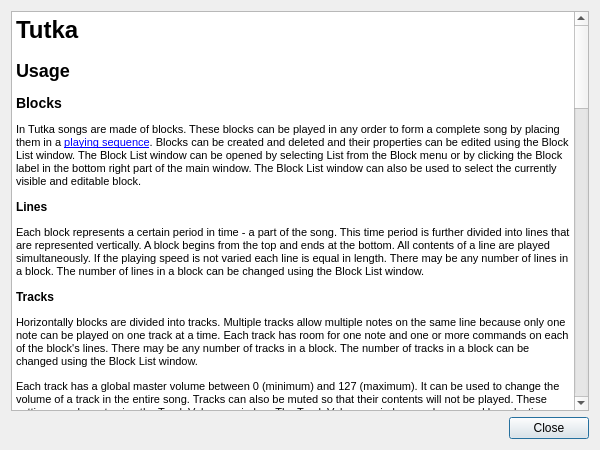
Above: src/helpdialog.ui from gitGNU/gnu_tutka before the change. Below: the same form after it.
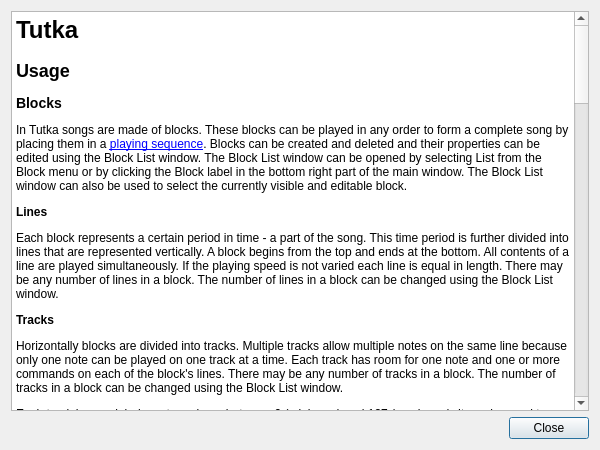
That is the form after the change.

Commit message: New: Set track volume command

```diff
--- a/src/helpdialog.ui
+++ b/src/helpdialog.ui
@@ -20,7 +20,7 @@
       <string>&lt;!DOCTYPE HTML PUBLIC &quot;-//W3C//DTD HTML 4.0//EN&quot; &quot;http://www.w3.org/TR/REC-html40/strict.dtd&quot;&gt;
 &lt;html&gt;&lt;head&gt;&lt;meta name=&quot;qrichtext&quot; content=&quot;1&quot; /&gt;&lt;title&gt;Tutka&lt;/title&gt;&lt;style type=&quot;text/css&quot;&gt;
 p, li { white-space: pre-wrap; }
-&lt;/style&gt;&lt;/head&gt;&lt;body style=&quot; font-family:'Tahoma'; font-size:8pt; font-weight:400; font-style:normal;&quot;&gt;
+&lt;/style&gt;&lt;/head&gt;&lt;body style=&quot; font-family:'DejaVu Sans'; font-size:9pt; font-weight:400; font-style:normal;&quot;&gt;
 &lt;p style=&quot; margin-top:18px; margin-bottom:12px; margin-left:0px; margin-right:0px; -qt-block-indent:0; text-indent:0px;&quot;&gt;&lt;span style=&quot; font-size:xx-large; font-weight:600;&quot;&gt;Tutka&lt;/span&gt; &lt;/p&gt;
 &lt;p style=&quot; margin-top:16px; margin-bottom:12px; margin-left:0px; margin-right:0px; -qt-block-indent:0; text-indent:0px;&quot;&gt;&lt;span style=&quot; font-size:x-large; font-weight:600;&quot;&gt;Usage&lt;/span&gt; &lt;/p&gt;
 &lt;p style=&quot; margin-top:14px; margin-bottom:12px; margin-left:0px; margin-right:0px; -qt-block-indent:0; text-indent:0px;&quot;&gt;&lt;a name=&quot;blocks&quot;&gt;&lt;/a&gt;&lt;span style=&quot; font-size:large; font-weight:600;&quot;&gt;B&lt;/span&gt;&lt;span style=&quot; font-size:large; font-weight:600;&quot;&gt;locks&lt;/span&gt; &lt;/p&gt;
@@ -146,6 +146,13 @@
 &lt;p style=&quot; margin-top:0px; margin-bottom:0px; margin-left:0px; margin-right:0px; -qt-block-indent:0; text-indent:0px;&quot;&gt;00-FF&lt;/p&gt;&lt;/td&gt;&lt;/tr&gt;
 &lt;tr&gt;
 &lt;td&gt;
+&lt;p style=&quot; margin-top:0px; margin-bottom:0px; margin-left:0px; margin-right:0px; -qt-block-indent:0; text-indent:0px;&quot;&gt;1C&lt;/p&gt;&lt;/td&gt;
+&lt;td&gt;
+&lt;p style=&quot; margin-top:0px; margin-bottom:0px; margin-left:0px; margin-right:0px; -qt-block-indent:0; text-indent:0px;&quot;&gt;Set/slide track volume&lt;/p&gt;&lt;/td&gt;
+&lt;td&gt;
+&lt;p style=&quot; margin-top:0px; margin-bottom:0px; margin-left:0px; margin-right:0px; -qt-block-indent:0; text-indent:0px;&quot;&gt;00-7F (slide 80-FF)&lt;/p&gt;&lt;/td&gt;&lt;/tr&gt;
+&lt;tr&gt;
+&lt;td&gt;
 &lt;p style=&quot; margin-top:0px; margin-bottom:0px; margin-left:0px; margin-right:0px; -qt-block-indent:0; text-indent:0px;&quot;&gt;80-FF&lt;/p&gt;&lt;/td&gt;
 &lt;td&gt;
 &lt;p style=&quot; margin-top:0px; margin-bottom:0px; margin-left:0px; margin-right:0px; -qt-block-indent:0; text-indent:0px;&quot;&gt;Set/slide MIDI controller value&lt;/p&gt;&lt;/td&gt;
@@ -208,7 +215,7 @@
 &lt;p style=&quot; margin-top:12px; margin-bottom:12px; margin-left:0px; margin-right:0px; -qt-block-indent:0; text-indent:0px;&quot;&gt;&lt;span style=&quot; font-size:medium; font-weight:600;&quot;&gt;Open file&lt;/span&gt; &lt;/p&gt;
 &lt;p style=&quot; margin-top:12px; margin-bottom:12px; margin-left:0px; margin-right:0px; -qt-block-indent:0; text-indent:0px;&quot;&gt;The Open file dialog can be used to load a Tutka XML file or an MMD song. &lt;/p&gt;
 &lt;p style=&quot; margin-top:12px; margin-bottom:12px; margin-left:0px; margin-right:0px; -qt-block-indent:0; text-indent:0px;&quot;&gt;&lt;span style=&quot; font-size:medium; font-weight:600;&quot;&gt;Save as&lt;/span&gt; &lt;/p&gt;
-&lt;p style=&quot; margin-top:12px; margin-bottom:12px; margin-left:0px; margin-right:0px; -qt-block-indent:0; text-indent:0px;&quot;&gt;The Save as dialog can be used to save the current song as a Tutka XML file, as an MMD song or as an SMF (MIDI) file. The file format depends on the file extension: &lt;span style=&quot; font-family:'Courier New,courier';&quot;&gt;.med&lt;/span&gt;, &lt;span style=&quot; font-family:'Courier New,courier';&quot;&gt;.mmd&lt;/span&gt; and &lt;span style=&quot; font-family:'Courier New,courier';&quot;&gt;.mmd2&lt;/span&gt; save as an MMD file, &lt;span style=&quot; font-family:'Courier New,courier';&quot;&gt;.mid&lt;/span&gt; saves as an SMF file and other extensions save in Tutka format. &lt;/p&gt;
+&lt;p style=&quot; margin-top:12px; margin-bottom:12px; margin-left:0px; margin-right:0px; -qt-block-indent:0; text-indent:0px;&quot;&gt;The Save as dialog can be used to save the current song as a Tutka XML file, as an MMD song or as an SMF (MIDI) file. The file format depends on the file extension: &lt;span style=&quot; font-family:'monospace';&quot;&gt;.med&lt;/span&gt;, &lt;span style=&quot; font-family:'monospace';&quot;&gt;.mmd&lt;/span&gt; and &lt;span style=&quot; font-family:'monospace';&quot;&gt;.mmd2&lt;/span&gt; save as an MMD file, &lt;span style=&quot; font-family:'monospace';&quot;&gt;.mid&lt;/span&gt; saves as an SMF file and other extensions save in Tutka format. &lt;/p&gt;
 &lt;p style=&quot; margin-top:12px; margin-bottom:12px; margin-left:0px; margin-right:0px; -qt-block-indent:0; text-indent:0px;&quot;&gt;&lt;span style=&quot; font-size:medium; font-weight:600;&quot;&gt;Transpose&lt;/span&gt; &lt;/p&gt;
 &lt;p style=&quot; margin-top:12px; margin-bottom:12px; margin-left:0px; margin-right:0px; -qt-block-indent:0; text-indent:0px;&quot;&gt;The Transpose dialog can be used to transpose a part of the song. The area to transpose can be entire song, current block, current track or selection. You can select whether to transpose all instrument in the area or just the current instrument. The notes can be tranposed octave up, octave down, halfnote up or halfnote down. &lt;/p&gt;
 &lt;p style=&quot; margin-top:12px; margin-bottom:12px; margin-left:0px; margin-right:0px; -qt-block-indent:0; text-indent:0px;&quot;&gt;&lt;span style=&quot; font-size:medium; font-weight:600;&quot;&gt;Expand/shrink&lt;/span&gt; &lt;/p&gt;
@@ -243,7 +250,7 @@
 &lt;p style=&quot; margin-top:12px; margin-bottom:12px; margin-left:0px; margin-right:0px; -qt-block-indent:0; text-indent:0px;&quot;&gt;Receiving can be started using the &lt;span style=&quot; font-weight:600;&quot;&gt;Receive&lt;/span&gt; button. It can be stopped using the &lt;span style=&quot; font-weight:600;&quot;&gt;Stop&lt;/span&gt; button. &lt;/p&gt;
 &lt;p style=&quot; margin-top:12px; margin-bottom:12px; margin-left:0px; margin-right:0px; -qt-block-indent:0; text-indent:0px;&quot;&gt;&lt;span style=&quot; font-size:medium; font-weight:600;&quot;&gt;Preferences&lt;/span&gt; &lt;/p&gt;
 &lt;p style=&quot; margin-top:12px; margin-bottom:12px; margin-left:0px; margin-right:0px; -qt-block-indent:0; text-indent:0px;&quot;&gt;The &lt;span style=&quot; font-weight:600;&quot;&gt;MIDI interfaces list&lt;/span&gt; allows you to select which of the available MIDI interfaces are to be used for input and which for output. If a MIDI interface is not enabled for output notes sent to it using an instrument that has the MIDI interface defined are not played. If a MIDI interface is not enabled for input MIDI messages can not be received through the interface and the interface is not used for receiving notes. &lt;/p&gt;
-&lt;p style=&quot; margin-top:12px; margin-bottom:12px; margin-left:0px; margin-right:0px; -qt-block-indent:0; text-indent:0px;&quot;&gt;The &lt;span style=&quot; font-weight:600;&quot;&gt;Scheduling mode&lt;/span&gt; is used to control how Tutka schedules the player. RTC is currently the most accurate method but may require the system administrator to give the user rights to use at least a 512 Hz RTC timer by running &lt;span style=&quot; font-family:'Courier New,courier';&quot;&gt;sysctl dev.rtc.max-user-freq to 512&lt;/span&gt;. The other option is Nanosleep which is not very accurate. &lt;/p&gt;
+&lt;p style=&quot; margin-top:12px; margin-bottom:12px; margin-left:0px; margin-right:0px; -qt-block-indent:0; text-indent:0px;&quot;&gt;The &lt;span style=&quot; font-weight:600;&quot;&gt;Scheduling mode&lt;/span&gt; is used to control how Tutka schedules the player. RTC is currently the most accurate method but may require the system administrator to give the user rights to use at least a 512 Hz RTC timer by running &lt;span style=&quot; font-family:'monospace';&quot;&gt;sysctl dev.rtc.max-user-freq to 512&lt;/span&gt;. The other option is Nanosleep which is not very accurate. &lt;/p&gt;
 &lt;p style=&quot; margin-top:12px; margin-bottom:12px; margin-left:0px; margin-right:0px; -qt-block-indent:0; text-indent:0px;&quot;&gt;If RTC timing is selected Tutka tries to use a 2048 Hz timer if available. If it fails it tries 1024 Hz and 512 Hz and if neither of those are available it falls back to the Nanosleep method. Another thing worth noting is that even a 2048 Hz timer is not precise enough so Tutka busy loops until the very exact moment. This causes a slight CPU load while Tutka is playing. &lt;/p&gt;
 &lt;p style=&quot; margin-top:12px; margin-bottom:12px; margin-left:0px; margin-right:0px; -qt-block-indent:0; text-indent:0px;&quot;&gt;Elevated privileges and priorities can enhance timing accuracy. &lt;/p&gt;
 &lt;p style=&quot; margin-top:12px; margin-bottom:12px; margin-left:0px; margin-right:0px; -qt-block-indent:0; text-indent:0px;&quot;&gt;&lt;span style=&quot; font-size:medium; font-weight:600;&quot;&gt;About&lt;/span&gt; &lt;/p&gt;
```
The commit also changes 7 other files.
